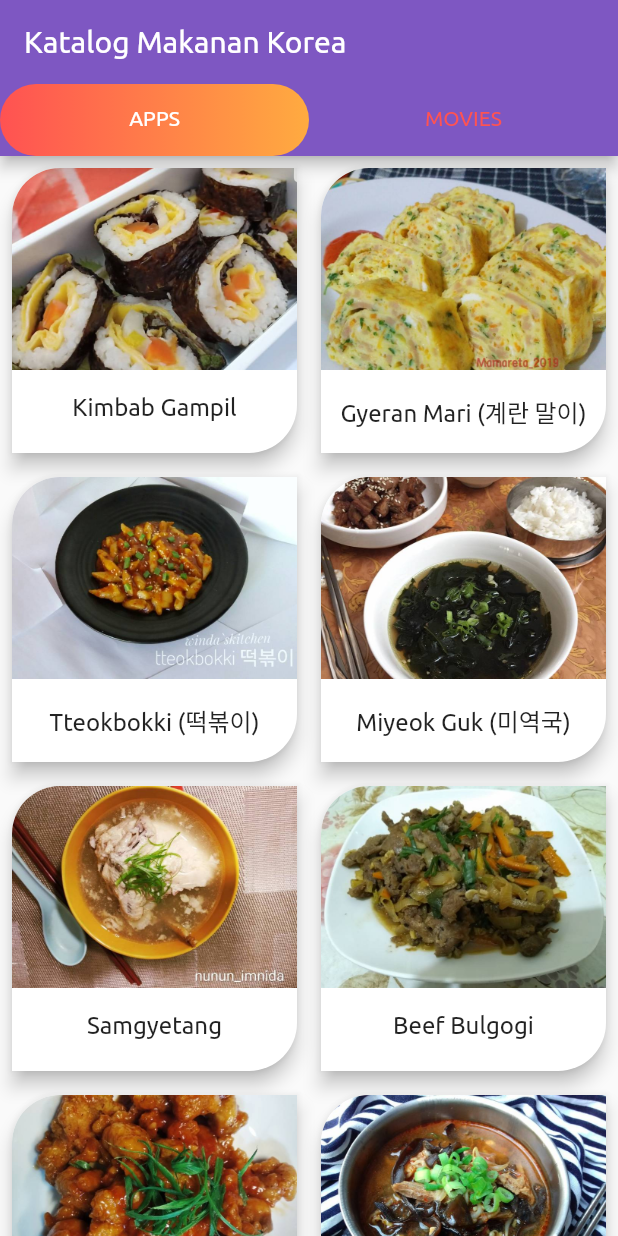
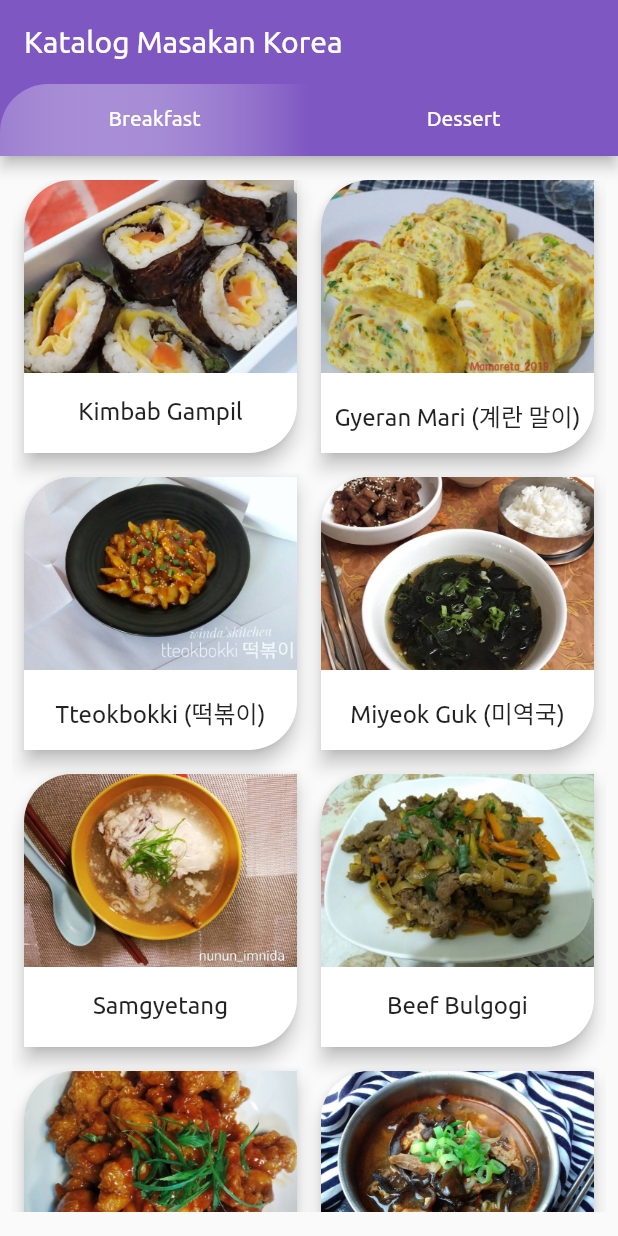
Before and after one commit to donimst/flutter-cookpad-recipes, a Flutter app: the screen it shows after launch, on a phone screen of 412 x 824 dp. Run offline on Flutter 3.47's test engine with Material 2 defaults, Android fonts, the phone set to English and light mode, and no system bars.

Commit message:
Update tabBarView

```diff
--- a/lib/main.dart
+++ b/lib/main.dart
@@ -9,13 +9,13 @@ class MyApp extends StatelessWidget {
   @override
   Widget build(BuildContext context) {
     return new MaterialApp(
-      title: 'Katalog Makanan Korea',
+      title: 'Katalog Masakan Korea',
       theme: ThemeData(
           brightness: Brightness.light,
           primaryColor: Color(0xff7e57c2),
           accentColor: Color(0xffd1c4e9),
           fontFamily: 'Ubuntu'),
-      home: HomePage(title: 'Katalog Makanan Korea'),
+      home: HomePage(title: 'Katalog Masakan Korea'),
     );
   }
 }
@@ -28,7 +28,8 @@ class HomePage extends StatefulWidget {
   _HomePageState createState() => _HomePageState();
 }
 
-class _HomePageState extends State<HomePage> {
+class _HomePageState extends State<HomePage>
+    with SingleTickerProviderStateMixin {
   List<Recipes> parseJson(String response) {
     if (response == null) {
       return [];
@@ -38,60 +39,79 @@ class _HomePageState extends State<HomePage> {
     return parsed.map<Recipes>((json) => Recipes.fromJson(json)).toList();
   }
 
+  TabController tabController;
+  static final GlobalKey<ScaffoldState> scaffoldKey =
+      new GlobalKey<ScaffoldState>();
+
+  @override
+  void initState() {
+    super.initState();
+    tabController = TabController(length: 2, vsync: this);
+  }
+
   @override
   Widget build(BuildContext context) {
-    return DefaultTabController(
-        length: 2,
-        child: Scaffold(
+    return Scaffold(
+      key: scaffoldKey,
       appBar: AppBar(
         title: Text(widget.title),
         bottom: TabBar(
-                unselectedLabelColor: Colors.redAccent,
+            controller: tabController,
+            unselectedLabelColor: Colors.white,
             indicatorSize: TabBarIndicatorSize.tab,
             indicator: BoxDecoration(
                 gradient: LinearGradient(
-                        colors: [Colors.redAccent, Colors.orangeAccent]),
-                    borderRadius: BorderRadius.circular(50),
-                    color: Colors.redAccent),
+                    colors: [Colors.white24, Theme.of(context).primaryColor]),
+                borderRadius: BorderRadius.only(topLeft: Radius.circular(32.0)),
+                color: Colors.white),
             tabs: [
               Tab(
                 child: Align(
                   alignment: Alignment.center,
-                      child: Text("APPS"),
+                  child: Text("Breakfast"),
                 ),
               ),
               Tab(
                 child: Align(
                   alignment: Alignment.center,
-                      child: Text("MOVIES"),
+                  child: Text("Dessert"),
                 ),
               ),
             ]),
       ),
       body: TabBarView(
+        controller: tabController,
         children: [
-              FutureBuilder(
+          Container(
+            padding: EdgeInsets.only(left: 8, top: 16, right: 8, bottom: 16),
+            child: FutureBuilder(
               future: DefaultAssetBundle.of(context)
                   .loadString('assets/breakfast.json'),
               builder: (context, snapshot) {
-                  List<Recipes> breakfast = parseJson(snapshot.data.toString());
+                List<Recipes> breakfast =
+                    snapshot.hasData ? parseJson(snapshot.data.toString()) : [];
                 return breakfast.isEmpty
                     ? Center(child: CircularProgressIndicator())
                     : RecipeList(recipes: breakfast);
               },
             ),
-              FutureBuilder(
+          ),
+          Container(
+            padding: EdgeInsets.only(left: 8, top: 16, right: 8, bottom: 16),
+            child: FutureBuilder(
               future: DefaultAssetBundle.of(context)
                   .loadString('assets/dessert.json'),
               builder: (context, snapshot) {
-                  List<Recipes> dessert = parseJson(snapshot.data.toString());
+                List<Recipes> dessert =
+                    snapshot.hasData ? parseJson(snapshot.data.toString()) : [];
                 return dessert.isEmpty
                     ? Center(child: CircularProgressIndicator())
                     : RecipeList(recipes: dessert);
               },
             ),
+          ),
         ],
       ),
-        ));
+    );
   }
 }
--- a/lib/ui/detail_page.dart
+++ b/lib/ui/detail_page.dart
@@ -18,7 +18,7 @@ class _DetailPageState extends State<DetailPage> {
   Widget build(BuildContext context) {
     return Scaffold(
       appBar: AppBar(
-          title: Text('Resep '+widget.itemName),
+          title: Text('Resep ' + widget.itemName),
           leading: IconButton(
             icon: Icon(Icons.arrow_back),
             onPressed: () => Navigator.pop(context, false),
@@ -31,23 +31,16 @@ class _DetailPageState extends State<DetailPage> {
             children: <Widget>[
               Column(
                 children: <Widget>[
-                  Hero(
-                    child: Container(
-                      width: 160,
-                      height: 160,
-                      decoration: BoxDecoration(
-                        shape: BoxShape.circle,
-                        border: Border.all(
-                          color: Theme.of(context).accentColor,
-                          width: 2.0,
-                        ),
-                        image: DecorationImage(
-                          image: AssetImage('assets/images/'+widget.imagePath),
-                          fit: BoxFit.cover,
-                        ),
+                  Container(
+                    width: 160,
+                    height: 160,
+                    child: ClipOval(
+                      child: Hero(
+                        child: Image.asset('assets/images/' + widget.imagePath,
+                            fit: BoxFit.cover),
+                        tag: 'Recipes' + widget.id.toString(),
                       ),
                     ),
-                    tag: 'Recipes'+widget.id.toString(),
                   ),
                   Padding(
                     padding: EdgeInsets.only(top: 8),
--- a/lib/ui/recipe_list.dart
+++ b/lib/ui/recipe_list.dart
@@ -15,7 +15,7 @@ class RecipeList extends StatelessWidget {
         return GestureDetector(
           child: Card(
             elevation: 5.0,
-            margin: EdgeInsets.all(8),
+            margin: EdgeInsets.only(left: 8, right: 8, bottom: 16),
             shape: RoundedRectangleBorder(
               borderRadius: BorderRadius.only(
                   topLeft: Radius.circular(32.0),
```
Lines whose indentation alone changed are shown as unchanged.
